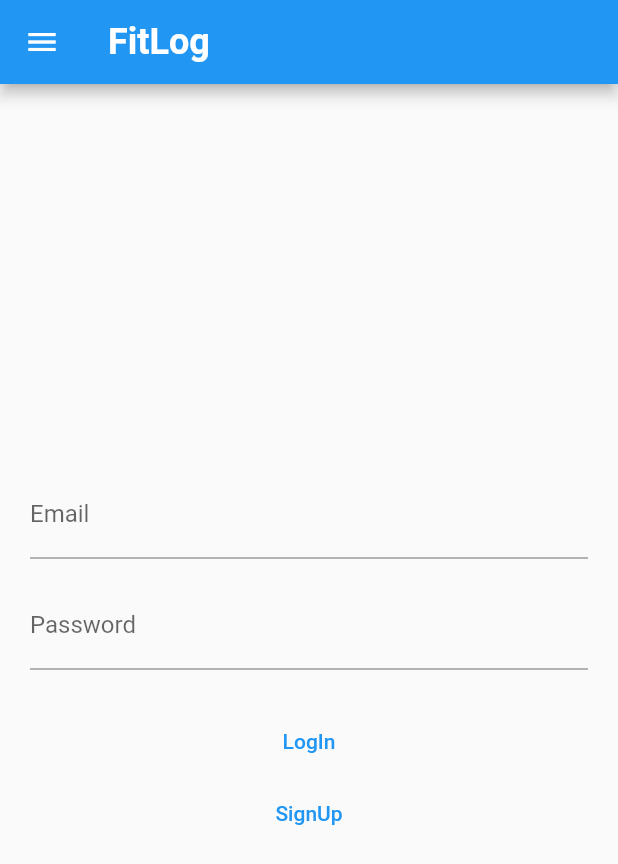
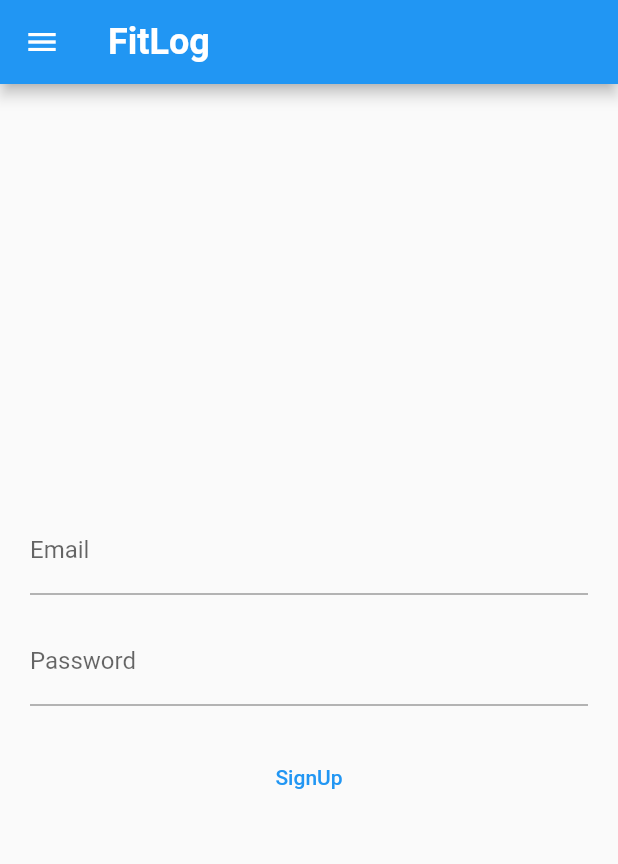
Before and after one commit to eunrain/FitLog, a Flutter app: the screen it shows after launch, after a tap on "SignUp", on a phone screen of 412 x 824 dp. Shown: the top 864 px of the screen. Run offline on Flutter 3.47's test engine with Material 2 defaults, Android fonts, the phone set to English and light mode, and no system bars; our stand-ins replace dio; network calls fail.

Commit message:
feat : appbar 분리, 로그인 회원가입 라우터 설정

```diff
--- /dev/null
+++ b/lib/components/appbar.dart
@@ -0,0 +1,25 @@
+import 'package:flutter/material.dart';
+
+class MyAppBar extends StatelessWidget implements PreferredSizeWidget {
+  const MyAppBar({super.key});
+
+  @override
+  Size get preferredSize => const Size.fromHeight(kToolbarHeight);
+
+  @override
+  Widget build(BuildContext context) {
+    return AppBar(
+      title: const Text(
+        'FitLog',
+        style: TextStyle(
+          fontSize: 24,
+          fontWeight: FontWeight.bold,
+        ),
+      ),
+      leading: IconButton(
+        icon: const Icon(Icons.menu),
+        onPressed: () {},
+      ),
+    );
+  }
+}
--- a/lib/main.dart
+++ b/lib/main.dart
@@ -1,5 +1,6 @@
 import 'package:flutter/material.dart';
-import 'package:fitlog/screens/login.dart';
+import 'package:fitlog/screens/login_screen.dart';
+import 'package:fitlog/screens/signup_screen.dart';
 
 void main() => runApp(const Home());
 
@@ -14,6 +15,10 @@ class Home extends StatelessWidget {
         primarySwatch: Colors.blue,
       ),
       home: const LogIn(),
+      routes: {
+        '/login': (context) => const LogIn(),
+        '/signUp': (context) => const SignUp(),
+      },
     );
   }
 }
--- a/lib/screens/login.dart
+++ b/lib/screens/login_screen.dart
@@ -1,5 +1,6 @@
 import 'package:flutter/material.dart';
 import 'package:dio/dio.dart';
+import 'package:fitlog/components/appbar.dart';
 
 class LogIn extends StatefulWidget {
   const LogIn({super.key});
@@ -29,29 +30,17 @@ class _LogInState extends State<LogIn> {
       if (response.statusCode == 200) {
         print('Login successful');
       } else {
-        print('login failed');
+        print('Login failed');
       }
     } catch (e) {
-      print('An error: $e');
+      print('An error occurred: $e');
     }
   }
 
   @override
   Widget build(BuildContext context) {
     return Scaffold(
-      appBar: AppBar(
-        title: const Text(
-          'FitLog',
-          style: TextStyle(
-            fontSize: 24,
-            fontWeight: FontWeight.bold,
-          ),
-        ),
-        leading: IconButton(
-          icon: const Icon(Icons.menu),
-          onPressed: () {},
-        ),
-      ),
+      appBar: const MyAppBar(),
       body: Padding(
         padding: const EdgeInsets.all(20),
         child: Column(
@@ -71,7 +60,7 @@ class _LogInState extends State<LogIn> {
               ),
               obscureText: true,
             ),
-            const SizedBox(height: 24.0),
+            const SizedBox(height: 25.0),
             TextButton(
               child: const Text('LogIn'),
               onPressed: () {
@@ -80,7 +69,9 @@ class _LogInState extends State<LogIn> {
             ),
             TextButton(
               child: const Text('SignUp'),
-              onPressed: () {},
+              onPressed: () {
+                Navigator.pushNamed(context, '/signUp');
+              },
             ),
           ],
         ),
--- /dev/null
+++ b/lib/screens/signup_screen.dart
@@ -0,0 +1,51 @@
+import 'package:flutter/material.dart';
+import 'package:dio/dio.dart';
+import 'package:fitlog/components/appbar.dart';
+
+class SignUp extends StatefulWidget {
+  const SignUp({super.key});
+
+  @override
+  State<SignUp> createState() {
+    return _SignUpState();
+  }
+}
+
+class _SignUpState extends State<SignUp> {
+  final _emailController = TextEditingController();
+  final _passwordController = TextEditingController();
+
+  @override
+  Widget build(BuildContext context) {
+    return Scaffold(
+      appBar: const MyAppBar(),
+      body: Padding(
+        padding: const EdgeInsets.all(20),
+        child: Column(
+          mainAxisAlignment: MainAxisAlignment.center,
+          children: [
+            TextField(
+              controller: _emailController,
+              decoration: const InputDecoration(
+                labelText: 'Email',
+              ),
+            ),
+            const SizedBox(height: 15),
+            TextField(
+              controller: _passwordController,
+              decoration: const InputDecoration(
+                labelText: 'Password',
+              ),
+              obscureText: true,
+            ),
+            const SizedBox(height: 24.0),
+            TextButton(
+              child: const Text('SignUp'),
+              onPressed: () {},
+            ),
+          ],
+        ),
+      ),
+    );
+  }
+}
```
